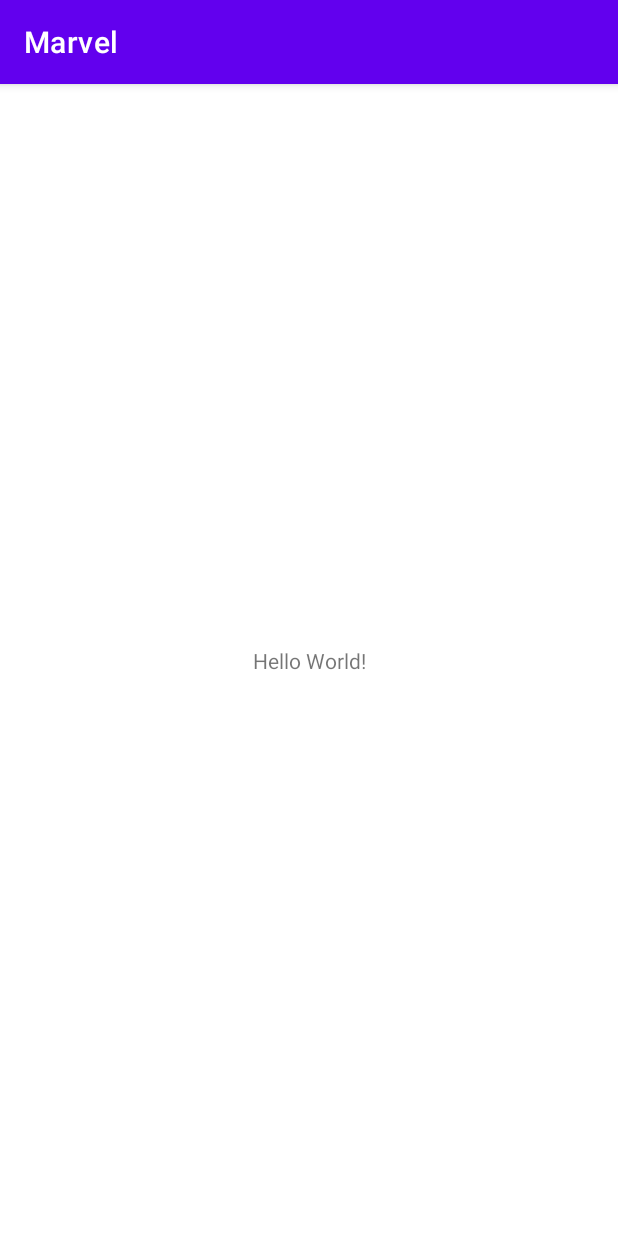
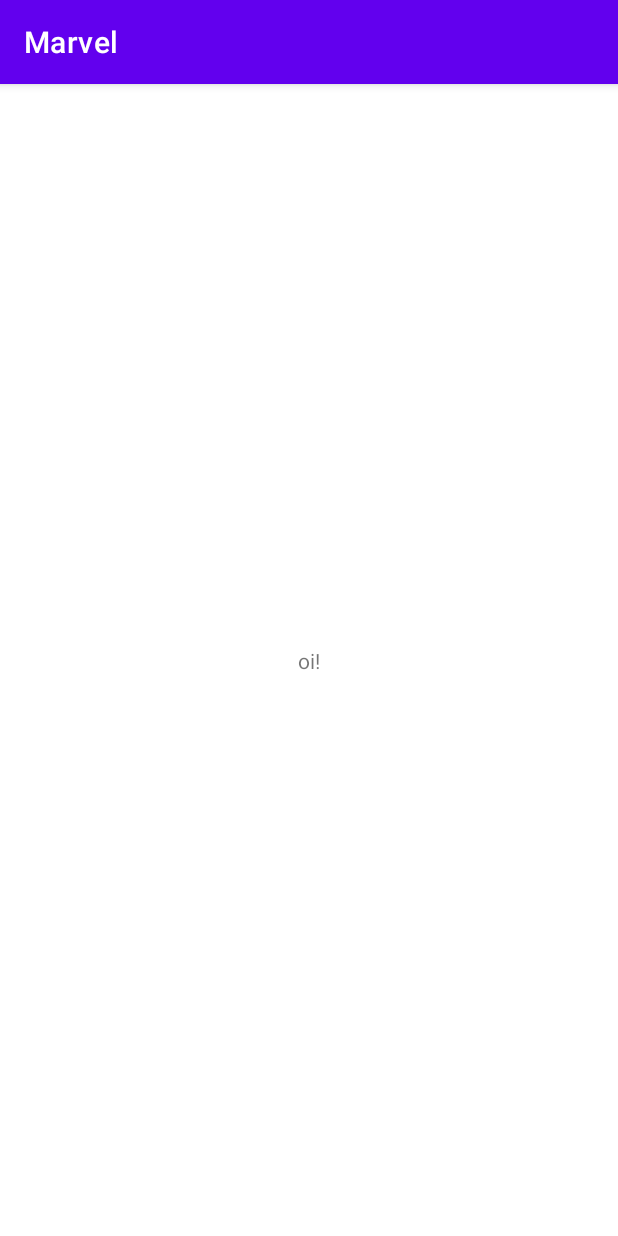
Before and after one commit to BrennoSNascimento/Marvel-Api, an Android app: the screen it shows after launch (MainActivity), on a phone screen of 412 x 824 dp. Run offline under Robolectric (Android 15) with nearby library versions, the phone set to English and light mode, and no system bars.

Commit message:
mudei o text no text view- activi

```diff
--- a/app/src/main/res/layout/activity_main.xml
+++ b/app/src/main/res/layout/activity_main.xml
@@ -9,7 +9,7 @@
     <TextView
         android:layout_width="wrap_content"
         android:layout_height="wrap_content"
-        android:text="Hello World!"
+        android:text="oi!"
         app:layout_constraintBottom_toBottomOf="parent"
         app:layout_constraintLeft_toLeftOf="parent"
         app:layout_constraintRight_toRightOf="parent"
```
